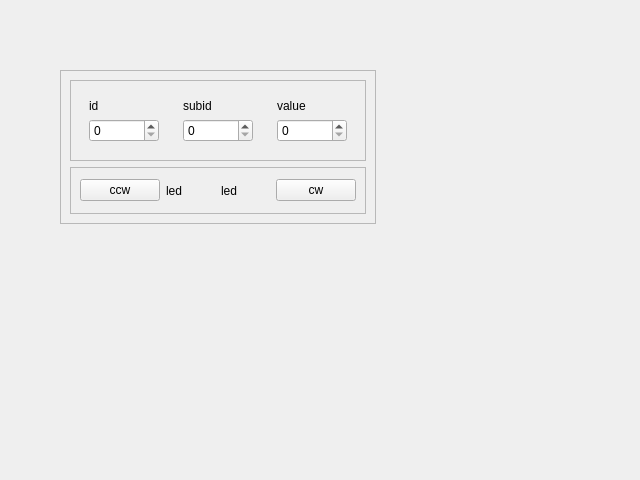
This is src/ui/jog_page.ui in minimirror1/remote_gui as Qt 5 draws it before an edit. The edited form follows.
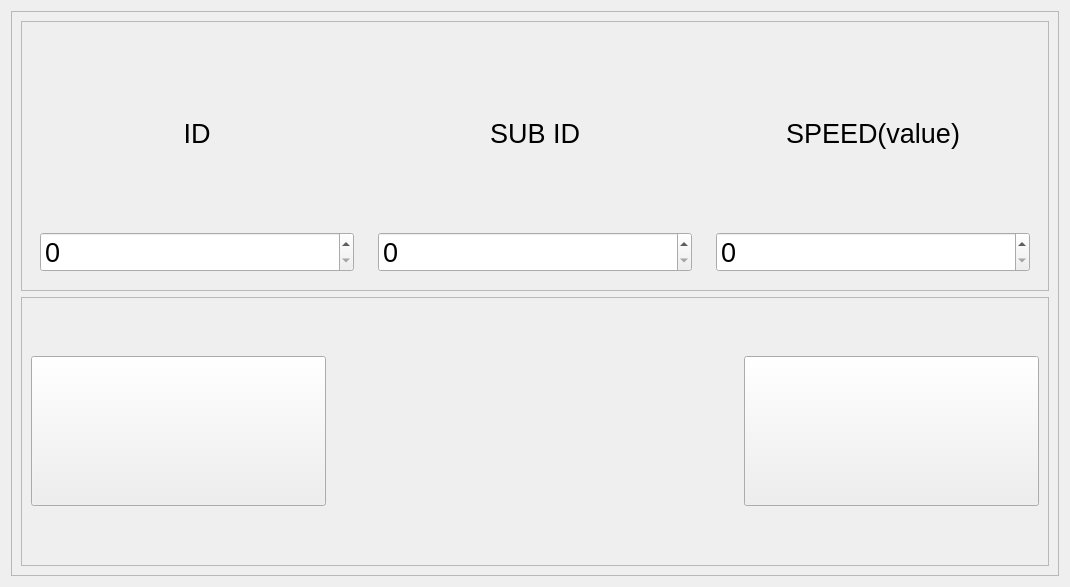
This is the edited form. Icons and pictures are not drawn.

```diff
--- a/src/ui/jog_page.ui
+++ b/src/ui/jog_page.ui
@@ -6,22 +6,16 @@
    <rect>
     <x>0</x>
     <y>0</y>
-    <width>640</width>
-    <height>480</height>
+    <width>1070</width>
+    <height>587</height>
    </rect>
   </property>
   <property name="windowTitle">
    <string>Form</string>
   </property>
+  <layout class="QVBoxLayout" name="verticalLayout_5">
+   <item>
   <widget class="QFrame" name="frame">
-   <property name="geometry">
-    <rect>
-     <x>60</x>
-     <y>70</y>
-     <width>316</width>
-     <height>154</height>
-    </rect>
-   </property>
    <property name="frameShape">
     <enum>QFrame::Shape::StyledPanel</enum>
    </property>
@@ -43,13 +37,33 @@
          <layout class="QVBoxLayout" name="verticalLayout">
           <item>
            <widget class="QLabel" name="label_3">
+              <property name="font">
+               <font>
+                <pointsize>20</pointsize>
+               </font>
+              </property>
             <property name="text">
-             <string>id</string>
+               <string>ID</string>
+              </property>
+              <property name="alignment">
+               <set>Qt::AlignmentFlag::AlignCenter</set>
             </property>
            </widget>
           </item>
           <item>
-           <widget class="QSpinBox" name="spinBox"/>
+             <widget class="QSpinBox" name="spinBox">
+              <property name="minimumSize">
+               <size>
+                <width>0</width>
+                <height>0</height>
+               </size>
+              </property>
+              <property name="font">
+               <font>
+                <pointsize>20</pointsize>
+               </font>
+              </property>
+             </widget>
           </item>
          </layout>
         </widget>
@@ -59,13 +73,27 @@
          <layout class="QVBoxLayout" name="verticalLayout_2">
           <item>
            <widget class="QLabel" name="label_4">
+              <property name="font">
+               <font>
+                <pointsize>20</pointsize>
+               </font>
+              </property>
             <property name="text">
-             <string>subid</string>
+               <string>SUB ID</string>
+              </property>
+              <property name="alignment">
+               <set>Qt::AlignmentFlag::AlignCenter</set>
             </property>
            </widget>
           </item>
           <item>
-           <widget class="QSpinBox" name="spinBox_2"/>
+             <widget class="QSpinBox" name="spinBox_2">
+              <property name="font">
+               <font>
+                <pointsize>20</pointsize>
+               </font>
+              </property>
+             </widget>
           </item>
          </layout>
         </widget>
@@ -75,13 +103,28 @@
          <layout class="QVBoxLayout" name="verticalLayout_3">
           <item>
            <widget class="QLabel" name="label_5">
+              <property name="font">
+               <font>
+                <pointsize>20</pointsize>
+               </font>
+              </property>
             <property name="text">
-             <string>value</string>
+               <string>SPEED(value)</string>
+              </property>
+              <property name="alignment">
+               <set>Qt::AlignmentFlag::AlignCenter</set>
             </property>
            </widget>
           </item>
           <item>
-           <widget class="QSpinBox" name="spinBox_3"/>
+             <widget class="QSpinBox" name="spinBox_3">
+              <property name="font">
+               <font>
+                <pointsize>20</pointsize>
+                <bold>false</bold>
+               </font>
+              </property>
+             </widget>
           </item>
          </layout>
         </widget>
@@ -99,31 +142,91 @@
       </property>
       <layout class="QHBoxLayout" name="horizontalLayout_2">
        <item>
-        <widget class="QPushButton" name="pushButton">
+          <widget class="QPushButton" name="ccwButton">
+           <property name="minimumSize">
+            <size>
+             <width>100</width>
+             <height>150</height>
+            </size>
+           </property>
+           <property name="styleSheet">
+            <string notr="true"/>
+           </property>
          <property name="text">
-          <string>ccw</string>
-         </property>
+            <string/>
+           </property>
+           <property name="iconSize">
+            <size>
+             <width>100</width>
+             <height>100</height>
+            </size>
+           </property>
+           <property name="checkable">
+            <bool>false</bool>
+           </property>
         </widget>
        </item>
        <item>
-        <widget class="QLabel" name="label">
+          <widget class="QLabel" name="sensor_main_led_ind">
+           <property name="maximumSize">
+            <size>
+             <width>200</width>
+             <height>200</height>
+            </size>
+           </property>
          <property name="text">
-          <string>led</string>
-         </property>
+            <string/>
+           </property>
+           <property name="pixmap">
+            <pixmap resource="../resources/icons/_icons.qrc">:/font_awesome_solid/icons/user/jog_sen_main_off.png</pixmap>
+           </property>
+           <property name="scaledContents">
+            <bool>false</bool>
+           </property>
+           <property name="alignment">
+            <set>Qt::AlignmentFlag::AlignCenter</set>
+           </property>
         </widget>
        </item>
        <item>
-        <widget class="QLabel" name="label_2">
+          <widget class="QLabel" name="sensor_sub_led_ind">
+           <property name="maximumSize">
+            <size>
+             <width>200</width>
+             <height>200</height>
+            </size>
+           </property>
          <property name="text">
-          <string>led</string>
-         </property>
+            <string/>
+           </property>
+           <property name="pixmap">
+            <pixmap resource="../resources/icons/_icons.qrc">:/font_awesome_solid/icons/user/jog_sen_sub_off.png</pixmap>
+           </property>
+           <property name="alignment">
+            <set>Qt::AlignmentFlag::AlignCenter</set>
+           </property>
         </widget>
        </item>
        <item>
-        <widget class="QPushButton" name="pushButton_2">
+          <widget class="QPushButton" name="cwButton">
+           <property name="minimumSize">
+            <size>
+             <width>100</width>
+             <height>150</height>
+            </size>
+           </property>
+           <property name="styleSheet">
+            <string notr="true"/>
+           </property>
          <property name="text">
-          <string>cw</string>
-         </property>
+            <string/>
+           </property>
+           <property name="iconSize">
+            <size>
+             <width>100</width>
+             <height>100</height>
+            </size>
+           </property>
         </widget>
        </item>
       </layout>
@@ -131,6 +234,8 @@
     </item>
    </layout>
   </widget>
+   </item>
+  </layout>
  </widget>
  <resources/>
  <connections/>
```
Left out of the diff: 4 changed lines with no effect on the pictures. Lines whose indentation alone changed are shown as unchanged.
